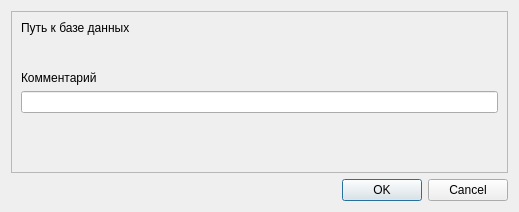
Before: the Qt Designer form kernel/database/databasepropertydialog.ui in grigp/a-analyser, drawn with Qt 5.
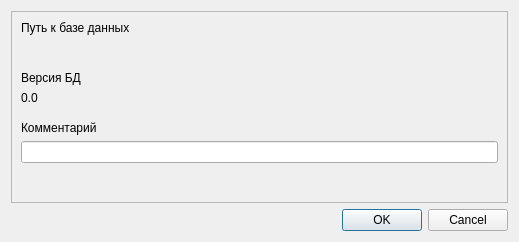
After: the same form once the commit is applied.

What changed in the file:
```diff
--- a/kernel/database/databasepropertydialog.ui
+++ b/kernel/database/databasepropertydialog.ui
@@ -7,7 +7,7 @@
     <x>0</x>
     <y>0</y>
     <width>519</width>
-    <height>212</height>
+    <height>242</height>
    </rect>
   </property>
   <property name="windowTitle">
@@ -53,6 +53,36 @@
         </property>
        </spacer>
       </item>
+      <item>
+       <widget class="QLabel" name="lblVersionTitle">
+        <property name="text">
+         <string>Версия БД</string>
+        </property>
+       </widget>
+      </item>
+      <item>
+       <widget class="QLabel" name="lblVersion">
+        <property name="text">
+         <string>0.0</string>
+        </property>
+       </widget>
+      </item>
+      <item>
+       <spacer name="verticalSpacer_3">
+        <property name="orientation">
+         <enum>Qt::Vertical</enum>
+        </property>
+        <property name="sizeType">
+         <enum>QSizePolicy::Fixed</enum>
+        </property>
+        <property name="sizeHint" stdset="0">
+         <size>
+          <width>20</width>
+          <height>10</height>
+         </size>
+        </property>
+       </spacer>
+      </item>
       <item>
        <widget class="QLabel" name="lblComment">
         <property name="text">
```
